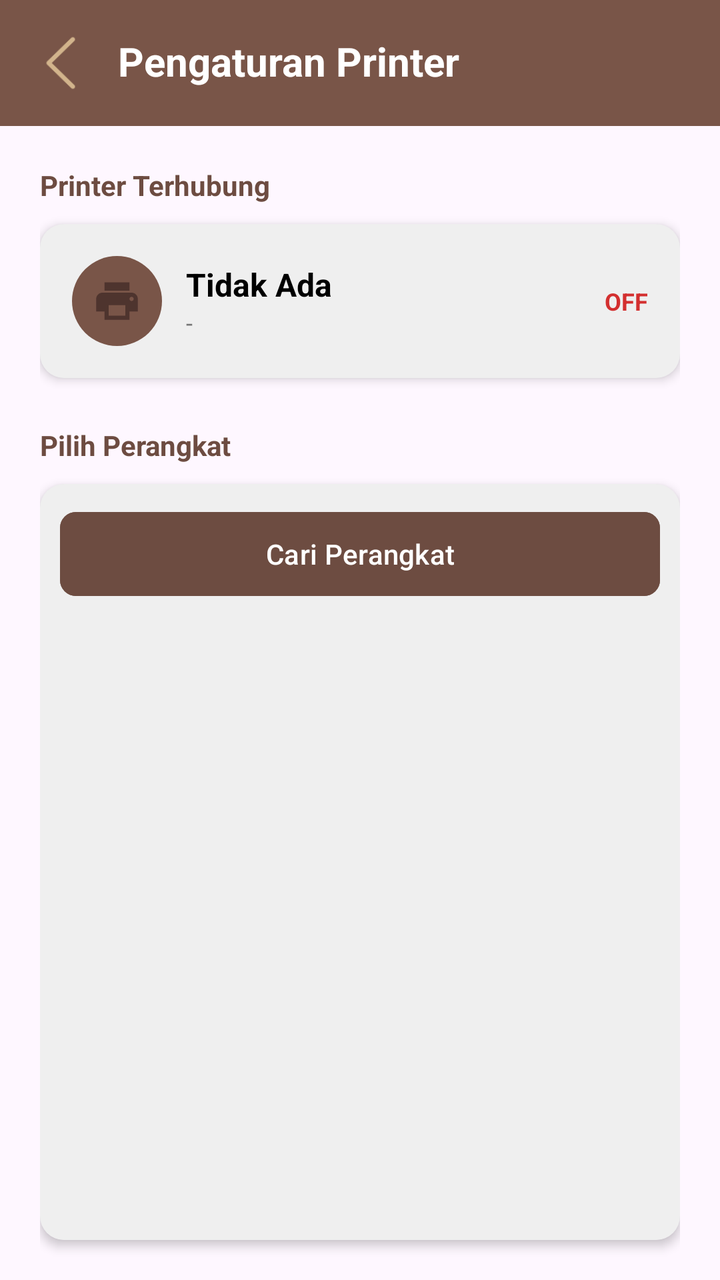
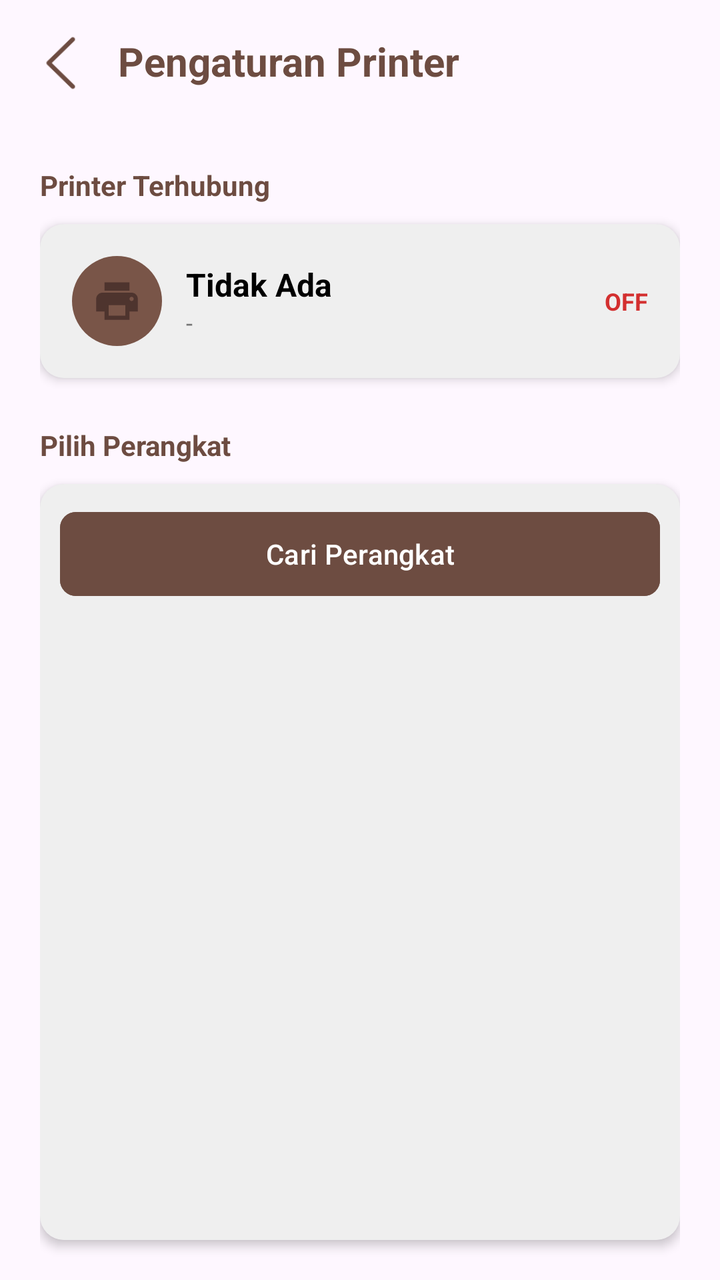

Compare the two renders of this Android layout. The source of the first and the diff that turns it into the second are given below.
<!-- AndroidManifest.xml: application theme Theme.Pos -->
<!-- res/layout/activity_printer.xml -->
<?xml version="1.0" encoding="utf-8"?>
<LinearLayout xmlns:android="http://schemas.android.com/apk/res/android"
    xmlns:app="http://schemas.android.com/apk/res-auto"
    xmlns:tools="http://schemas.android.com/tools"
    android:id="@+id/main"
    android:layout_width="match_parent"
    android:layout_height="match_parent"
    android:orientation="vertical"
    tools:context=".PrinterActivity">

    <LinearLayout
        android:layout_width="match_parent"
        android:layout_height="wrap_content"
        android:orientation="horizontal"
        android:background="#795548">

        <ImageView
            android:id="@+id/btnBack"
            android:layout_width="35dp"
            android:layout_height="35dp"
            android:layout_marginVertical="14dp"
            android:layout_marginStart="13dp"
            android:src="@drawable/img_3"
            app:tint="#D2B48C"
            android:contentDescription="Kembali" />

        <LinearLayout
            android:layout_width="wrap_content"
            android:layout_height="wrap_content"
            android:orientation="vertical">

            <TextView
                android:layout_width="wrap_content"
                android:layout_height="wrap_content"
                android:layout_marginStart="8dp"
                android:layout_marginTop="14dp"
                android:text="Pengaturan Printer"
                android:textColor="@color/white"
                android:textSize="20sp"
                android:textStyle="bold"
                android:padding="3dp"/>

        </LinearLayout>
    </LinearLayout>

    <androidx.core.widget.NestedScrollView
        android:layout_width="match_parent"
        android:layout_height="match_parent"
        android:fillViewport="true">

        <LinearLayout
            android:layout_width="match_parent"
            android:layout_height="wrap_content"
            android:orientation="vertical"
            android:padding="20dp">

            <TextView
                android:layout_width="wrap_content"
                android:layout_height="wrap_content"
                android:text="Printer Terhubung"
                android:textSize="14sp"
                android:textStyle="bold"
                android:textColor="#6D4C41"
                android:layout_marginBottom="10dp"/>

            <com.google.android.material.card.MaterialCardView
                android:layout_width="match_parent"
                android:layout_height="wrap_content"
                app:cardCornerRadius="12dp"
                app:cardElevation="3dp"
                app:strokeWidth="0dp"
                android:layout_marginBottom="24dp">

                <LinearLayout
                    android:layout_width="match_parent"
                    android:layout_height="wrap_content"
                    android:orientation="horizontal"
                    android:padding="16dp"
                    android:gravity="center_vertical"
                    android:background="?attr/colorSurface">

                    <ImageView
                        android:layout_width="45dp"
                        android:layout_height="45dp"
                        android:src="@drawable/ic_printer"
                        android:padding="10dp"
                        android:background="@drawable/bg_circle_brown_light"
                        app:tint="#4E342E"
                        android:contentDescription="Printer Icon"/>

                    <LinearLayout
                        android:layout_width="0dp"
                        android:layout_height="wrap_content"
                        android:layout_weight="1"
                        android:orientation="vertical"
                        android:layout_marginStart="12dp">

                        <TextView
                            android:id="@+id/tvConnectedDeviceName"
                            android:layout_width="wrap_content"
                            android:layout_height="wrap_content"
                            android:text="Tidak Ada"
                            android:textSize="16sp"
                            android:textColor="?attr/color"
                            android:textStyle="bold" />

                        <TextView
                            android:id="@+id/tvConnectedDeviceAddress"
                            android:layout_width="wrap_content"
                            android:layout_height="wrap_content"
                            android:text="-"
                            android:textSize="12sp"
                            android:textColor="#757575"/>
                    </LinearLayout>

                    <TextView
                        android:id="@+id/tvConnectionStatus"
                        android:layout_width="wrap_content"
                        android:layout_height="wrap_content"
                        android:text="OFF"
                        android:textSize="12sp"
                        android:textStyle="bold"
                        android:textColor="#D32F2F"/>
                </LinearLayout>
            </com.google.android.material.card.MaterialCardView>

            <TextView
                android:layout_width="wrap_content"
                android:layout_height="wrap_content"
                android:text="Pilih Perangkat"
                android:textSize="14sp"
                android:textStyle="bold"
                android:textColor="#6D4C41"
                android:layout_marginBottom="10dp"/>

            <com.google.android.material.card.MaterialCardView
                android:layout_width="match_parent"
                android:layout_height="wrap_content"
                app:cardCornerRadius="12dp"
                app:cardElevation="3dp"
                app:strokeWidth="0dp">

                <LinearLayout
                    android:layout_width="match_parent"
                    android:layout_height="wrap_content"
                    android:orientation="vertical"
                    android:padding="10dp"
                    android:background="?attr/colorSurface">

                    <Button
                        android:id="@+id/btnRefreshDevices"
                        android:layout_width="match_parent"
                        android:layout_height="50dp"
                        android:text="Cari Perangkat"
                        android:textAllCaps="false"
                        android:backgroundTint="#6D4C41"
                        android:textColor="@android:color/white"
                        app:cornerRadius="8dp"
                        android:layout_marginBottom="8dp"/>

                    <androidx.recyclerview.widget.RecyclerView
                        android:id="@+id/rvBluetoothDevices"
                        android:layout_width="match_parent"
                        android:layout_height="300dp"
                        android:nestedScrollingEnabled="false"
                        tools:listitem="@layout/item_device_bluetooth"/>
                </LinearLayout>
            </com.google.android.material.card.MaterialCardView>

            <Button
                android:id="@+id/btnTestPrint"
                android:layout_width="match_parent"
                android:layout_height="55dp"
                android:layout_marginTop="20dp"
                android:layout_marginBottom="10dp"
                android:text="Cetak Test Struk"
                android:textAllCaps="false"
                android:backgroundTint="#4E342E"
                android:textColor="@android:color/white"
                app:cornerRadius="8dp"
                android:enabled="false"/>

        </LinearLayout>
    </androidx.core.widget.NestedScrollView>
</LinearLayout>
<!-- res/layout/item_device_bluetooth.xml (included above) -->
<?xml version="1.0" encoding="utf-8"?>
<LinearLayout xmlns:android="http://schemas.android.com/apk/res/android"
    xmlns:app="http://schemas.android.com/apk/res-auto"
    android:layout_width="match_parent"
    android:layout_height="wrap_content"
    android:orientation="horizontal"
    android:paddingVertical="12dp"
    android:paddingHorizontal="8dp"
    android:gravity="center_vertical"
    android:background="?attr/colorSurface">

    <ImageView
        android:layout_width="40dp"
        android:layout_height="40dp"
        android:src="@drawable/ic_printer"
        android:padding="8dp"
        android:background="@drawable/bg_circle_brown_light"
        app:tint="#4E342E"
        android:contentDescription="Printer Icon"/>

    <LinearLayout
        android:layout_width="0dp"
        android:layout_height="wrap_content"
        android:layout_weight="1"
        android:orientation="vertical"
        android:layout_marginStart="12dp">

        <TextView
            android:id="@+id/tvDeviceName"
            android:layout_width="wrap_content"
            android:layout_height="wrap_content"
            android:text="Printer Name"
            android:textSize="15sp"
            android:textColor="?attr/color"
            android:textStyle="bold" />

        <TextView
            android:id="@+id/tvDeviceAddress"
            android:layout_width="wrap_content"
            android:layout_height="wrap_content"
            android:text="DC:0D:51:A7:FF:7A"
            android:textSize="12sp"
            android:textColor="#999999"/>
    </LinearLayout>

    <Button
        android:id="@+id/btnPilih"
        style="@style/Widget.MaterialComponents.Button.TextButton"
        android:layout_width="wrap_content"
        android:layout_height="wrap_content"
        android:text="Pilih"
        android:textAllCaps="false"
        android:textStyle="bold"
        android:textColor="?attr/color"
        android:textSize="14sp"/>

</LinearLayout>
<!-- resources referenced by this layout -->
<resources>
  <color name="white">#FFFFFFFF</color>
  <!-- drawable bg_circle_brown_light (drawable) -->
  <?xml version="1.0" encoding="utf-8"?>
  <shape xmlns:android="http://schemas.android.com/apk/res/android"
      android:shape="oval">
      <solid android:color="#795548"/>
  </shape>
  <!-- drawable ic_printer (drawable) -->
  <vector xmlns:android="http://schemas.android.com/apk/res/android"
      android:width="24dp"
      android:height="24dp"
      android:viewportWidth="24"
      android:viewportHeight="24">
    <path
        android:fillColor="#FF000000"
        android:pathData="M19,8H5c-1.66,0 -3,1.34 -3,3v6h4v4h12v-4h4v-6c0,-1.66 -1.34,-3 -3,-3zm-3,11H8v-5h8v5zm3,-7c-0.55,0 -1,-0.45 -1,-1s0.45,-1 1,-1 1,0.45 1,1 -0.45,1 -1,1zm-1,-9H6v4h12V3z"/>
  </vector>
  <!-- drawable img_3: png bitmap (drawable, 974 bytes) -->
  <style name="Theme.Pos" parent="Base.Theme.Pos" />
  <style name="Base.Theme.Pos" parent="Theme.Material3.DayNight.NoActionBar">
          
          
  
          <item name="colorSurface">#EFEFEF</item>
  
          <item name="colorOnBackground">#616161</item>
  
          <item name="color">#000000</item>
  
          <item name="colorOnSurface">#3E3E3E</item>
  
          <item name="colorAccent">#6D4C41</item>
  
      </style>
</resources>

<!-- the commit's change to res/layout/activity_printer.xml (unified diff, before → after) -->
@@ -12,7 +12,7 @@
         android:layout_width="match_parent"
         android:layout_height="wrap_content"
         android:orientation="horizontal"
-        android:background="#795548">
+        android:background="@android:color/transparent">
 
         <ImageView
             android:id="@+id/btnBack"
@@ -21,7 +21,7 @@
             android:layout_marginVertical="14dp"
             android:layout_marginStart="13dp"
             android:src="@drawable/img_3"
-            app:tint="#D2B48C"
+            app:tint="?attr/colorAccent"
             android:contentDescription="Kembali" />
 
         <LinearLayout
@@ -35,7 +35,7 @@
                 android:layout_marginStart="8dp"
                 android:layout_marginTop="14dp"
                 android:text="Pengaturan Printer"
-                android:textColor="@color/white"
+                android:textColor="?attr/colorAccent"
                 android:textSize="20sp"
                 android:textStyle="bold"
                 android:padding="3dp"/>
@@ -175,7 +175,7 @@
                 android:layout_marginBottom="10dp"
                 android:text="Cetak Test Struk"
                 android:textAllCaps="false"
-                android:backgroundTint="#4E342E"
+                android:backgroundTint="#6D4C41"
                 android:textColor="@android:color/white"
                 app:cornerRadius="8dp"
                 android:enabled="false"/>
<!-- resource entries referenced after the edit -->
@@ -1,6 +1,5 @@
 <!-- resources referenced by this layout -->
 <resources>
-  <color name="white">#FFFFFFFF</color>
   <!-- drawable bg_circle_brown_light (drawable) -->
   <?xml version="1.0" encoding="utf-8"?>
   <shape xmlns:android="http://schemas.android.com/apk/res/android"
